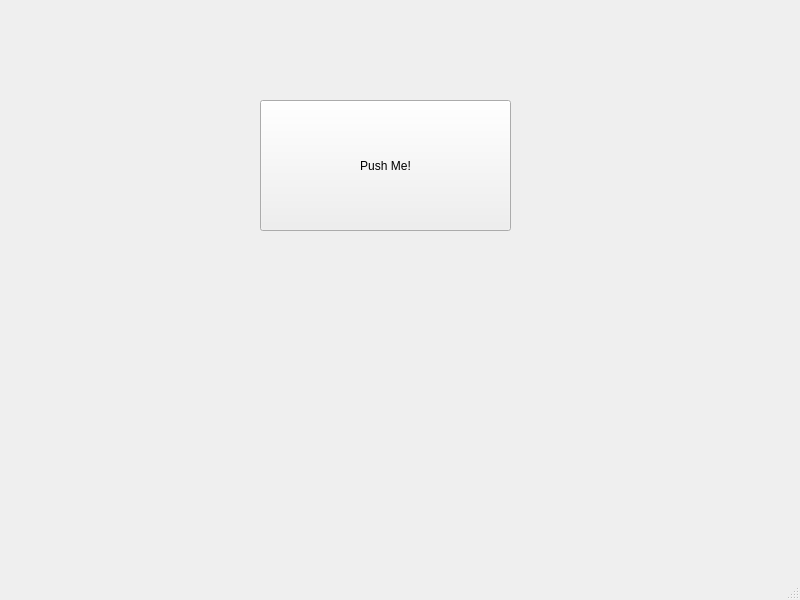
Above: UI/mainwindow.ui from jacmba/QExaminator before the change. Below: the same form after it.
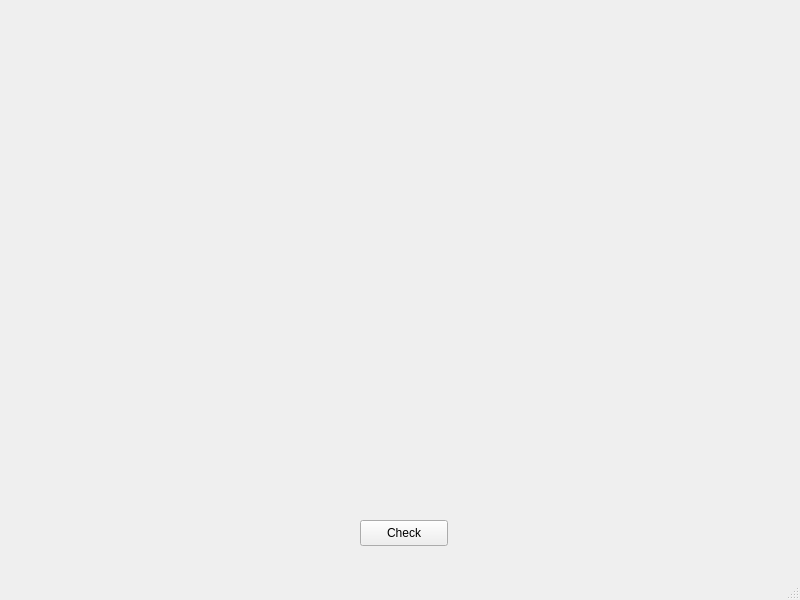
That is the form after the change.

Commit message: Loading questions and showing on screen

What changed in the file:
```diff
--- a/UI/mainwindow.ui
+++ b/UI/mainwindow.ui
@@ -14,17 +14,44 @@
    <string>MainWindow</string>
   </property>
   <widget class="QWidget" name="centralwidget">
-   <widget class="QPushButton" name="pushButton">
+   <widget class="QLabel" name="titleLabel">
     <property name="geometry">
      <rect>
-      <x>260</x>
-      <y>100</y>
-      <width>251</width>
-      <height>131</height>
+      <x>5</x>
+      <y>20</y>
+      <width>791</width>
+      <height>20</height>
      </rect>
     </property>
     <property name="text">
-     <string>Push Me!</string>
+     <string/>
+    </property>
+    <property name="alignment">
+     <set>Qt::AlignmentFlag::AlignCenter</set>
+    </property>
+   </widget>
+   <widget class="QWidget" name="verticalLayoutWidget">
+    <property name="geometry">
+     <rect>
+      <x>69</x>
+      <y>79</y>
+      <width>651</width>
+      <height>421</height>
+     </rect>
+    </property>
+    <layout class="QVBoxLayout" name="answersLayout"/>
+   </widget>
+   <widget class="QPushButton" name="checkButton">
+    <property name="geometry">
+     <rect>
+      <x>360</x>
+      <y>520</y>
+      <width>88</width>
+      <height>26</height>
+     </rect>
+    </property>
+    <property name="text">
+     <string>Check</string>
     </property>
    </widget>
   </widget>
```
The commit also changes 7 other files.
